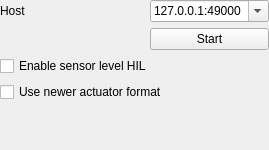
Aerovinci/qgroundcontrol, file src/ui/QGCHilXPlaneConfiguration.ui: the form before one commit.
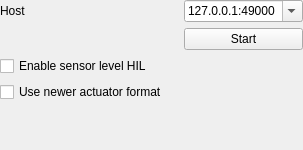
The form after the commit.

What changed in the file:
```diff
--- a/src/ui/QGCHilXPlaneConfiguration.ui
+++ b/src/ui/QGCHilXPlaneConfiguration.ui
@@ -6,7 +6,7 @@
    <rect>
     <x>0</x>
     <y>0</y>
-    <width>269</width>
+    <width>303</width>
     <height>150</height>
    </rect>
   </property>
```
Left out of the diff: 14 changed lines with no effect on the pictures.
